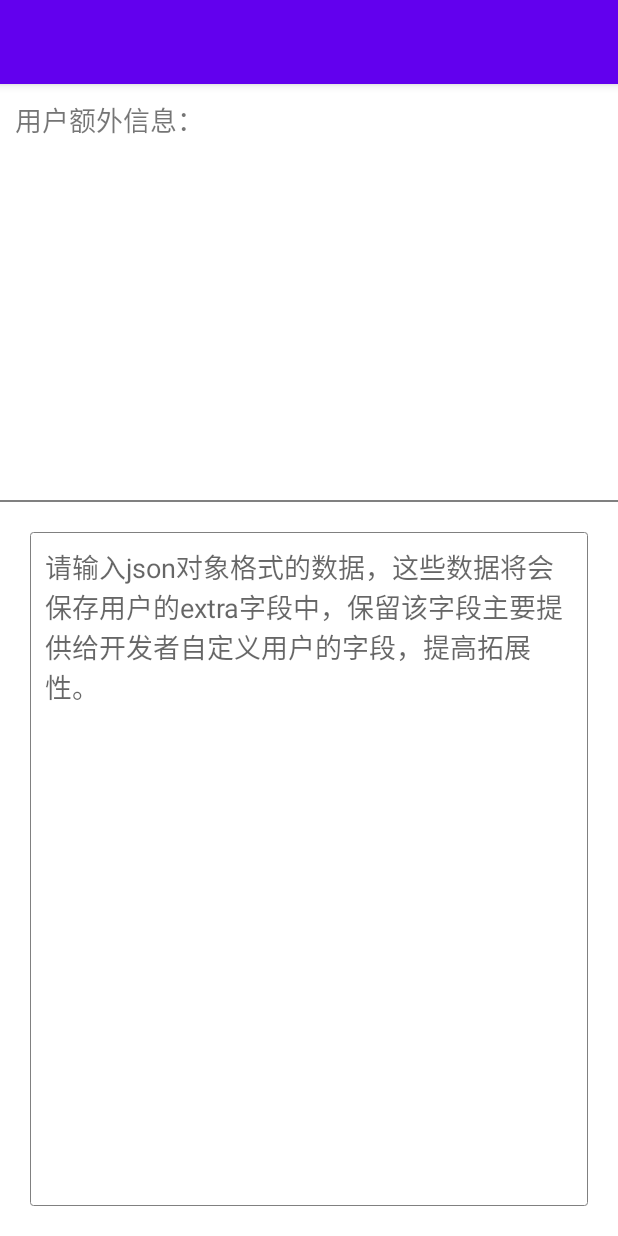
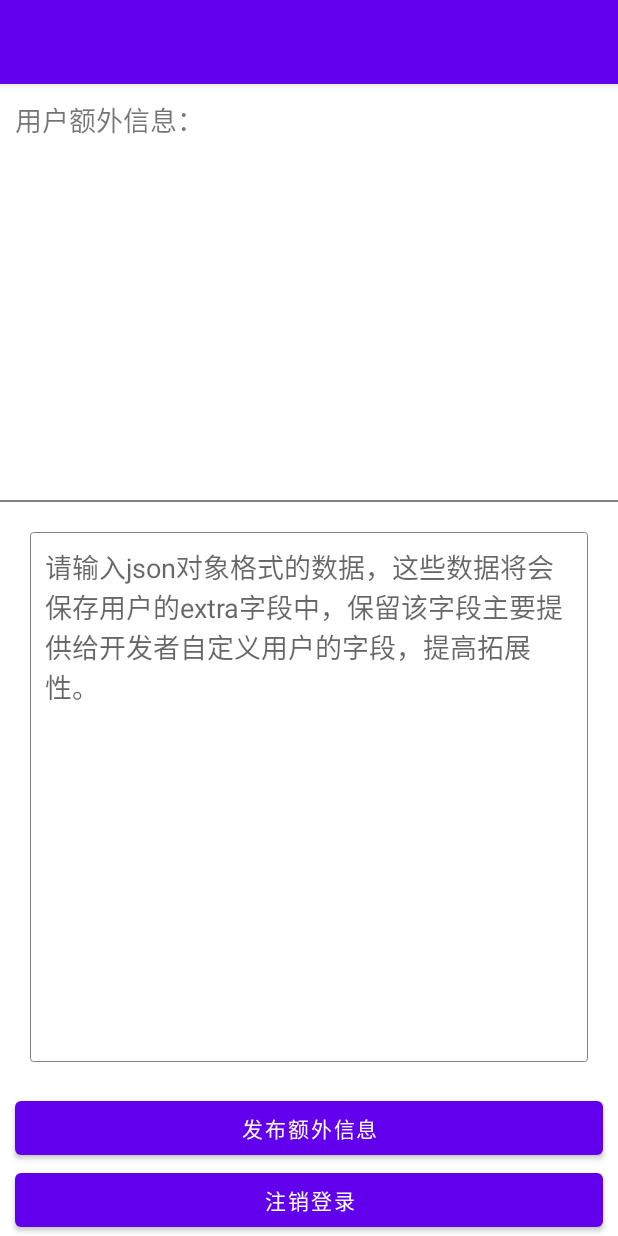
Before and after one commit to Dottools-Team/dottools-android-sdk-demo, an Android app: the layout activity_user_info.xml on its own in the app's theme, with its tools: preview values and no code run, on a phone screen of 412 x 824 dp. Run offline under Robolectric (Android 15) with nearby library versions, the phone set to English and light mode, and no system bars.

Commit message:
处理App用户登录Token问题

```diff
--- a/app/src/main/AndroidManifest.xml
+++ b/app/src/main/AndroidManifest.xml
@@ -11,7 +11,8 @@
     android:label="@string/app_name"
     android:supportsRtl="true"
     android:theme="@style/Theme.BaasDemo">
-    <activity android:name=".UserInfoActivity"></activity>
+    <activity android:name=".ModifyPasswdActivity"></activity>
+    <activity android:name=".UserInfoActivity" />
     <activity android:name=".AddInfoActivity" />
     <activity android:name=".RegisterActivity" />
     <activity android:name=".LoginActivity">
--- a/app/src/main/java/com/lem/nicetools/baasdemo/LoginActivity.java
+++ b/app/src/main/java/com/lem/nicetools/baasdemo/LoginActivity.java
@@ -8,6 +8,7 @@ import android.view.View;
 import androidx.appcompat.app.AppCompatActivity;
 import com.google.android.material.snackbar.Snackbar;
 import com.lem.nicetools.baasdemo.base.BaseActivity;
+import com.lem.nicetools.baasdemo.base.BaseApp;
 import com.lem.nicetools.baasdemo.databinding.ActivityLoginBinding;
 import com.lem.nicetools.baasdemo.sdk.SDKClient;
 import com.lem.nicetools.baasdemo.sdk.bean.Result;
@@ -51,6 +52,7 @@ public class LoginActivity extends BaseActivity {
             .subscribe(tokenResult -> {
               if (tokenResult.getCode() == 0) {
                 SnackbarUtil.showShort(binding.btnLogin, "登录成功");
+                BaseApp.UserToken = tokenResult.getData().getToken();
                 startActivity(new Intent(LoginActivity.this, MainActivity.class));
               } else {
                 SnackbarUtil.showShort(binding.btnLogin, tokenResult.getMsg());
--- a/app/src/main/java/com/lem/nicetools/baasdemo/base/BaseApp.java
+++ b/app/src/main/java/com/lem/nicetools/baasdemo/base/BaseApp.java
@@ -5,8 +5,10 @@ import com.lem.nicetools.baasdemo.sdk.SDK;
 
 public class BaseApp extends Application {
 
+  public static String UserToken = null;
+
   @Override public void onCreate() {
     super.onCreate();
-    SDK.init("fa169ffc7543ad5f3661e77830d3f3b4oVM", "4c8d566d58659cfdf3a9d2ea8cba0980");
+    SDK.init("e59842aa2d0648cbdcb6809abf7eed1fOP0", "ffc02d1d6fb00a5ee86ae58f1eef4768");
   }
 }
--- a/app/src/main/res/layout/activity_user_info.xml
+++ b/app/src/main/res/layout/activity_user_info.xml
@@ -33,10 +33,39 @@
   <EditText
     android:id="@+id/et_user_info_input"
     android:layout_width="match_parent"
-    android:layout_height="match_parent"
+    android:layout_height="0dp"
+    android:layout_weight="1"
     android:layout_margin="20dp"
     android:background="@drawable/bg_edit"
     android:gravity="left"
     android:hint="请输入json对象格式的数据，这些数据将会保存用户的extra字段中，保留该字段主要提供给开发者自定义用户的字段，提高拓展性。"
     android:padding="10dp" />
+
+  <Button
+    android:id="@+id/btn_send"
+    android:layout_width="match_parent"
+    android:layout_height="wrap_content"
+    android:layout_marginLeft="10dp"
+    android:layout_marginRight="10dp"
+    android:text="发布额外信息"
+    />
+
+  <Button
+    android:id="@+id/btn_newpasswd"
+    android:layout_width="match_parent"
+    android:layout_height="wrap_content"
+    android:layout_marginLeft="10dp"
+    android:layout_marginRight="10dp"
+    android:text="修改密码"
+    android:visibility="gone"
+    />
+
+  <Button
+    android:id="@+id/btn_logout"
+    android:layout_width="match_parent"
+    android:layout_height="wrap_content"
+    android:layout_marginLeft="10dp"
+    android:layout_marginRight="10dp"
+    android:text="注销登录"
+    />
 </LinearLayout>
```
Also changed, not shown: app/src/main/java/com/lem/nicetools/baasdemo/ModifyPasswdActivity.java (added, +22 -0 lines), app/src/main/java/com/lem/nicetools/baasdemo/UserInfoActivity.java (+73 -3 lines), app/src/main/java/com/lem/nicetools/baasdemo/bean/UserExtra.java (added, +48 -0 lines), app/src/main/java/com/lem/nicetools/baasdemo/sdk/DottoolsService.java (+14 -0 lines), app/src/main/java/com/lem/nicetools/baasdemo/sdk/SDKClient.java (+7 -1 lines), app/src/main/res/layout/activity_modify_passwd.xml (added, +37 -0 lines).
